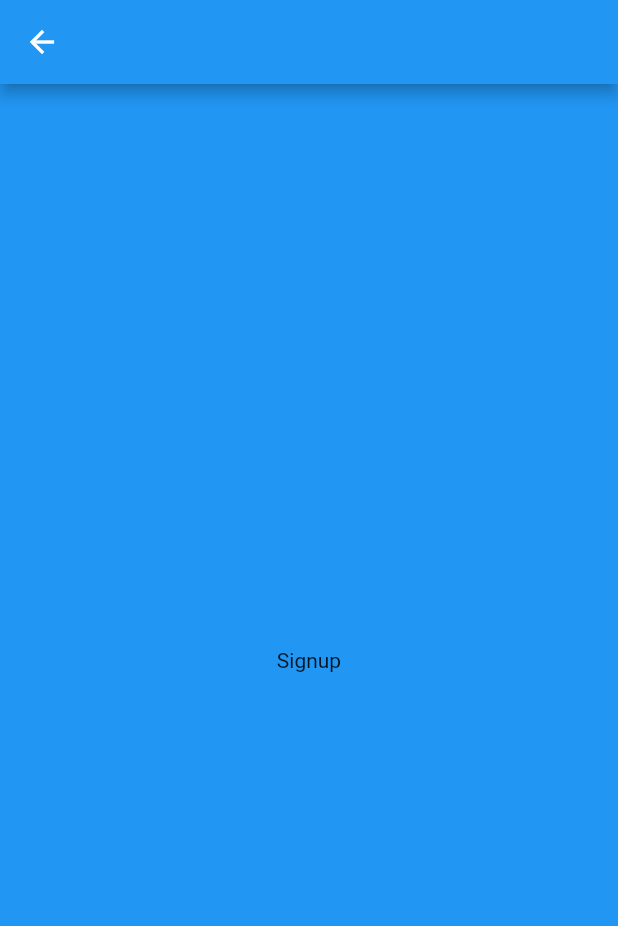
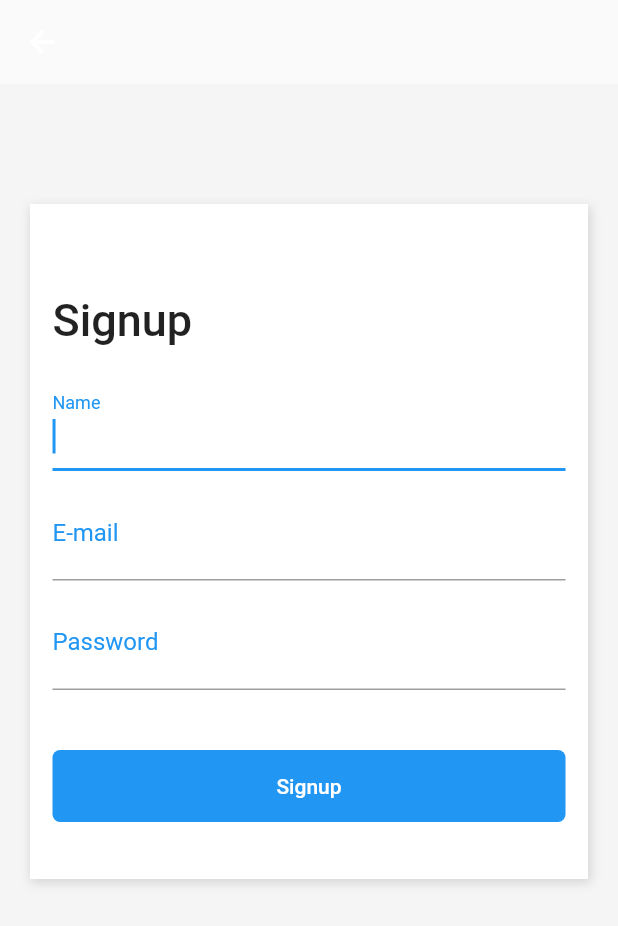
Before and after one commit to michelgomessilva/test-layouts-flutter, a Flutter app: the SignUpPage screen opened directly, on a phone screen of 412 x 824 dp. Shown: the top 926 px of the screen. Run offline on Flutter 3.47's test engine with Material 2 defaults, Android fonts, the phone set to English and light mode, and no system bars.

Commit message:
Singup Created

```diff
--- a/lib/pages/signup-page.dart
+++ b/lib/pages/signup-page.dart
@@ -1,14 +1,81 @@
 import 'package:flutter/material.dart';
+import 'package:shopping/widgets/signup-textfields-widget.dart';
 
 class SignUpPage extends StatelessWidget {
   @override
   Widget build(BuildContext context) {
     return Scaffold(
-      appBar: AppBar(),
-      body: Container(
-        color: Colors.blue,
-        child: Center(
-          child: Text("Signup"),
+      appBar: AppBar(
+        backgroundColor: Colors.white.withOpacity(0),
+        elevation: 0,
+      ),
+      body: SingleChildScrollView(
+        child: Container(
+          color: Color(0xFFF5F5F5),
+          padding: EdgeInsets.only(
+            top: 80,
+            left: 20,
+            right: 20,
+            bottom: 40,
+          ),
+          child: Column(
+            children: <Widget>[
+              Container(
+                height: 450,
+                decoration: BoxDecoration(
+                  color: Colors.white,
+                  boxShadow: [
+                    new BoxShadow(
+                      color: Colors.black12,
+                      offset: new Offset(1, 2.0),
+                      blurRadius: 5,
+                      spreadRadius: 1,
+                    ),
+                  ],
+                ),
+                child: Padding(
+                  padding: EdgeInsets.only(left: 15, right: 15, top: 60),
+                  child: Column(
+                    crossAxisAlignment: CrossAxisAlignment.stretch,
+                    children: <Widget>[
+                      Text(
+                        "Signup",
+                        style: TextStyle(
+                          fontSize: 30,
+                          fontWeight: FontWeight.w500,
+                        ),
+                      ),
+                      SizedBox(
+                        height: 20,
+                      ),
+                      SignUpTextField(),
+                      SizedBox(
+                        height: 40,
+                      ),
+                      Container(
+                        width: double.infinity,
+                        decoration: BoxDecoration(
+                          color: Colors.blue,
+                          borderRadius: BorderRadius.all(
+                            Radius.circular(5),
+                          ),
+                        ),
+                        child: FlatButton(
+                          child: Text(
+                            "Signup",
+                            style: TextStyle(
+                              color: Colors.white,
+                            ),
+                          ),
+                          onPressed: () {},
+                        ),
+                      ),
+                    ],
+                  ),
+                ),
+              ),
+            ],
+          ),
         ),
       ),
     );
--- /dev/null
+++ b/lib/widgets/signup-textfields-widget.dart
@@ -0,0 +1,61 @@
+import 'package:flutter/material.dart';
+
+class SignUpTextField extends StatelessWidget {
+  @override
+  Widget build(BuildContext context) {
+    return Column(
+      children: <Widget>[
+        TextFormField(
+          autofocus: true,
+          keyboardType: TextInputType.text,
+          decoration: InputDecoration(
+            labelText: "Name",
+            labelStyle: TextStyle(
+              color: Theme.of(context).primaryColor,
+              fontWeight: FontWeight.w400,
+              fontSize: 16,
+            ),
+          ),
+          style: TextStyle(
+            fontSize: 20,
+          ),
+        ),
+        SizedBox(
+          height: 10,
+        ),
+        TextFormField(
+          keyboardType: TextInputType.emailAddress,
+          decoration: InputDecoration(
+            labelText: "E-mail",
+            labelStyle: TextStyle(
+              color: Theme.of(context).primaryColor,
+              fontWeight: FontWeight.w400,
+              fontSize: 16,
+            ),
+          ),
+          style: TextStyle(
+            fontSize: 20,
+          ),
+        ),
+        SizedBox(
+          height: 10,
+        ),
+        TextFormField(
+          keyboardType: TextInputType.text,
+          obscureText: true,
+          decoration: InputDecoration(
+            labelText: "Password",
+            labelStyle: TextStyle(
+              color: Theme.of(context).primaryColor,
+              fontWeight: FontWeight.w400,
+              fontSize: 16,
+            ),
+          ),
+          style: TextStyle(
+            fontSize: 20,
+          ),
+        ),
+      ],
+    );
+  }
+}
```
